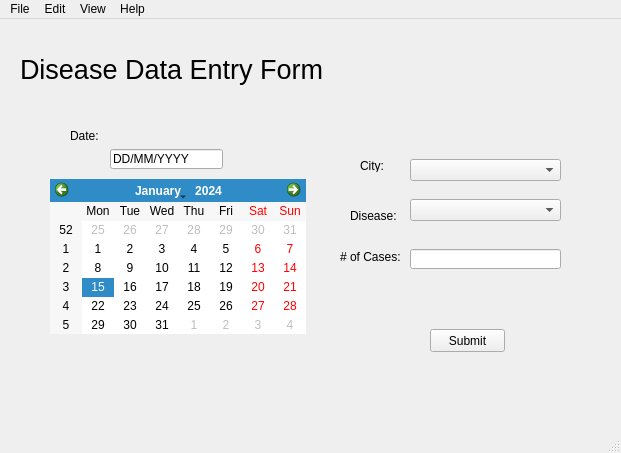
Before: the Qt Designer form OmegaSquaddApplication/AddDiseaseWindow.ui in paulina7m/COMP3004OmegaSquad, drawn with Qt 5.
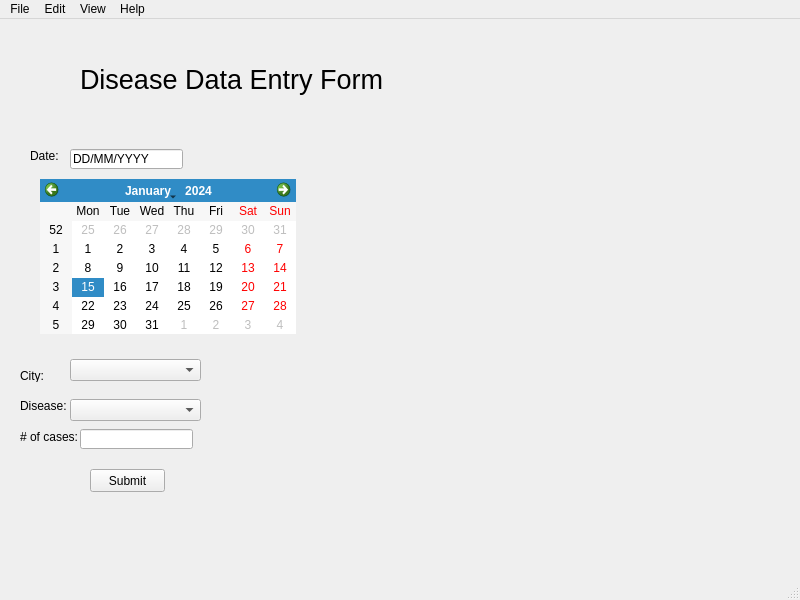
After: the same form once the commit is applied.

```diff
--- a/OmegaSquaddApplication/AddDiseaseWindow.ui
+++ b/OmegaSquaddApplication/AddDiseaseWindow.ui
@@ -6,8 +6,8 @@
    <rect>
     <x>0</x>
     <y>0</y>
-    <width>621</width>
-    <height>453</height>
+    <width>800</width>
+    <height>600</height>
    </rect>
   </property>
   <property name="windowTitle">
@@ -17,10 +17,10 @@
    <widget class="QLabel" name="label">
     <property name="geometry">
      <rect>
-      <x>20</x>
+      <x>80</x>
       <y>30</y>
-      <width>311</width>
-      <height>41</height>
+      <width>401</width>
+      <height>61</height>
      </rect>
     </property>
     <property name="font">
@@ -38,8 +38,8 @@
    <widget class="QLabel" name="label_2">
     <property name="geometry">
      <rect>
-      <x>70</x>
-      <y>110</y>
+      <x>30</x>
+      <y>130</y>
       <width>46</width>
       <height>13</height>
      </rect>
@@ -51,7 +51,7 @@
    <widget class="QLineEdit" name="lineEdit">
     <property name="geometry">
      <rect>
-      <x>110</x>
+      <x>70</x>
       <y>130</y>
       <width>113</width>
       <height>20</height>
@@ -64,7 +64,7 @@
    <widget class="QCalendarWidget" name="calendarWidget">
     <property name="geometry">
      <rect>
-      <x>50</x>
+      <x>40</x>
       <y>160</y>
       <width>256</width>
       <height>155</height>
@@ -74,8 +74,8 @@
    <widget class="QLabel" name="label_3">
     <property name="geometry">
      <rect>
-      <x>360</x>
-      <y>140</y>
+      <x>20</x>
+      <y>350</y>
       <width>46</width>
       <height>13</height>
      </rect>
@@ -84,21 +84,11 @@
      <string>City:</string>
     </property>
    </widget>
-   <widget class="QComboBox" name="comboBox">
-    <property name="geometry">
-     <rect>
-      <x>410</x>
-      <y>140</y>
-      <width>151</width>
-      <height>22</height>
-     </rect>
-    </property>
-   </widget>
    <widget class="QLabel" name="label_4">
     <property name="geometry">
      <rect>
-      <x>350</x>
-      <y>190</y>
+      <x>20</x>
+      <y>380</y>
       <width>46</width>
       <height>13</height>
      </rect>
@@ -110,22 +100,32 @@
    <widget class="QLabel" name="label_5">
     <property name="geometry">
      <rect>
-      <x>340</x>
-      <y>230</y>
-      <width>61</width>
+      <x>20</x>
+      <y>410</y>
+      <width>81</width>
       <height>16</height>
      </rect>
     </property>
     <property name="text">
-     <string># of Cases:</string>
+     <string># of cases:</string>
+    </property>
+   </widget>
+   <widget class="QComboBox" name="comboBox">
+    <property name="geometry">
+     <rect>
+      <x>70</x>
+      <y>340</y>
+      <width>131</width>
+      <height>22</height>
+     </rect>
     </property>
    </widget>
    <widget class="QComboBox" name="comboBox_2">
     <property name="geometry">
      <rect>
-      <x>410</x>
-      <y>180</y>
-      <width>151</width>
+      <x>70</x>
+      <y>380</y>
+      <width>131</width>
       <height>22</height>
      </rect>
     </property>
@@ -133,9 +133,9 @@
    <widget class="QLineEdit" name="lineEdit_2">
     <property name="geometry">
      <rect>
-      <x>410</x>
-      <y>230</y>
-      <width>151</width>
+      <x>80</x>
+      <y>410</y>
+      <width>113</width>
       <height>20</height>
      </rect>
     </property>
@@ -143,8 +143,8 @@
    <widget class="QPushButton" name="pushButton">
     <property name="geometry">
      <rect>
-      <x>430</x>
-      <y>310</y>
+      <x>90</x>
+      <y>450</y>
       <width>75</width>
       <height>23</height>
      </rect>
@@ -159,8 +159,8 @@
     <rect>
      <x>0</x>
      <y>0</y>
-     <width>621</width>
-     <height>22</height>
+     <width>800</width>
+     <height>21</height>
     </rect>
    </property>
    <widget class="QMenu" name="menuFile">
```
Left out of the diff: 173 changed lines with no effect on the pictures.
